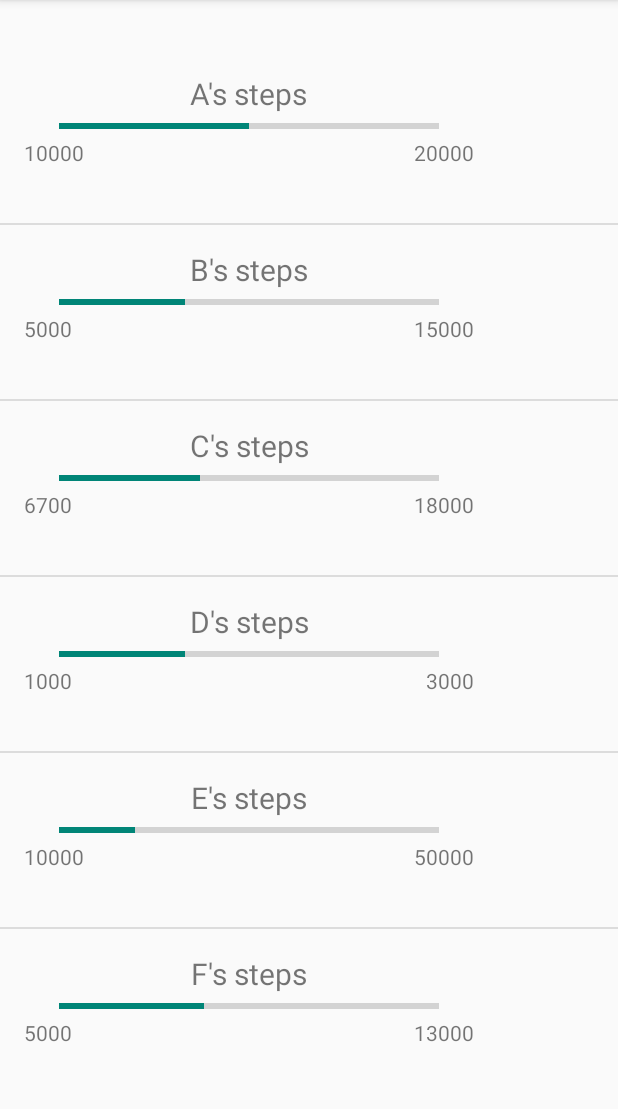
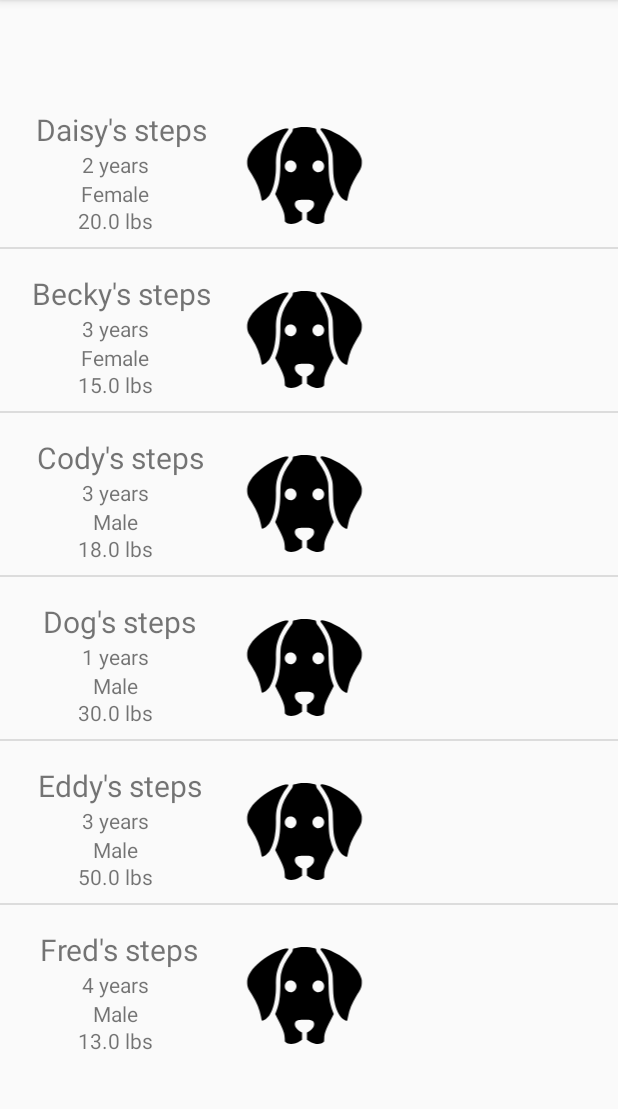
Before and after one commit to Meghankh/DoggoDaycare, an Android app: the fragment TeamFragment placed in its activity, on a phone screen of 412 x 824 dp, the part 84-1193 px from its top. Run offline under Robolectric (Android 15) with nearby library versions, the phone set to English and light mode, and no system bars; 1 statement that could not run was skipped.

Commit message:
Added dog list

```diff
--- a/app/src/main/java/com/doggo/doggydaycare/fragments/TeamFragment.java
+++ b/app/src/main/java/com/doggo/doggydaycare/fragments/TeamFragment.java
@@ -9,11 +9,10 @@ import android.view.View;
 import android.view.ViewGroup;
 import android.widget.ArrayAdapter;
 import android.widget.ListView;
-import android.widget.ProgressBar;
 import android.widget.TextView;
 
 import com.doggo.doggydaycare.R;
-import com.doggo.doggydaycare.data.TeamMember;
+import com.doggo.doggydaycare.data.Dog;
 
 import java.util.ArrayList;
 
@@ -23,7 +22,7 @@ import java.util.ArrayList;
 public class TeamFragment extends Fragment
 {
     public static final String TAG_TEAM_FRAGMENT = "team_fragment";
-    private ArrayList<TeamMember> members;
+    private ArrayList<Dog> members;
     private ListView memberList;
     private TeamMemberArrayAdapter teamMemberListAdapter;
 
@@ -38,10 +37,10 @@ public class TeamFragment extends Fragment
         // Required empty public constructor
     }
 
-    private class TeamMemberArrayAdapter extends ArrayAdapter<TeamMember>
+    private class TeamMemberArrayAdapter extends ArrayAdapter<Dog>
     {
         private final Context context;
-        private final ArrayList<TeamMember> members;
+        private final ArrayList<Dog> members;
         private int id;
 
         public TeamMemberArrayAdapter(Context context, int id , ArrayList members)
@@ -59,16 +58,14 @@ public class TeamFragment extends Fragment
                     .getSystemService(Context.LAYOUT_INFLATER_SERVICE);
             View rowView = inflater.inflate(R.layout.team_member_list_view_layout, parent, false);
             TextView name = (TextView) rowView.findViewById(R.id.name);
-            TextView steps = (TextView) rowView.findViewById(R.id.steps);
-            TextView goal = (TextView) rowView.findViewById(R.id.goal);
-
-            ProgressBar progressBar = (ProgressBar)rowView.findViewById(R.id.progress_goal);
+            TextView age = (TextView) rowView.findViewById(R.id.age);
+            TextView gender = (TextView) rowView.findViewById(R.id.gender);
+            TextView weight = (TextView) rowView.findViewById(R.id.weight);
 
             name.setText(members.get(position).getName()+"'s steps");
-            steps.setText(members.get(position).getSteps()+"");
-            goal.setText(members.get(position).getGoal()+"");
-
-            progressBar.setProgress(Math.round(((float)members.get(position).getSteps()/(float)members.get(position).getGoal())*100));
+            age.setText(members.get(position).getAge()+" years");
+            gender.setText(members.get(position).getGender()+"");
+            weight.setText(members.get(position).getWeight()+" lbs");
 
             return rowView;
         }
@@ -87,14 +84,14 @@ public class TeamFragment extends Fragment
     {
         super.onViewCreated(view, savedInstanceState);
 
-        members = new ArrayList<TeamMember>();
+        members = new ArrayList<Dog>();
 
-        members.add(new TeamMember("A",10000,20000 ));
-        members.add(new TeamMember("B",5000,15000 ));
-        members.add(new TeamMember("C",6700,18000 ));
-        members.add(new TeamMember("D",1000,3000 ));
-        members.add(new TeamMember("E",10000,50000 ));
-        members.add(new TeamMember("F",5000,13000 ));
+        members.add(new Dog("Daisy", 2, 20.0, "Female"));
+        members.add(new Dog("Becky", 3, 15.0, "Female"));
+        members.add(new Dog("Cody", 3, 18.0, "Male"));
+        members.add(new Dog("Dog", 1, 30.0, "Male"));
+        members.add(new Dog("Eddy", 3, 50.0, "Male"));
+        members.add(new Dog("Fred", 4, 13.0, "Male"));
 
         //int temp=0;
         // for(int i=0;i<6;i++){
--- a/app/src/main/res/layout/team_member_list_view_layout.xml
+++ b/app/src/main/res/layout/team_member_list_view_layout.xml
@@ -10,13 +10,13 @@
         android:layout_width="300dp"
         android:layout_height="100dp"
         android:layout_marginStart="16dp"
+        android:layout_marginEnd="8dp"
+        android:layout_marginTop="8dp"
+        app:layout_constraintTop_toTopOf="parent"
+        android:layout_marginLeft="8dp"
         app:layout_constraintLeft_toLeftOf="parent"
-        android:layout_marginLeft="16dp"
-        android:layout_marginEnd="16dp"
-        app:layout_constraintRight_toRightOf="parent"
-        android:layout_marginRight="16dp"
-        android:layout_marginTop="16dp"
-        app:layout_constraintTop_toTopOf="parent">
+        android:layout_marginRight="8dp"
+        app:layout_constraintRight_toRightOf="parent">
 
         <TextView
             android:text="TextView"
@@ -24,34 +24,65 @@
             android:layout_height="wrap_content"
             android:id="@+id/name"
             android:textSize="20sp"
-            app:layout_constraintRight_toRightOf="parent"
             app:layout_constraintLeft_toLeftOf="parent"
-            app:layout_constraintTop_toTopOf="parent" />
-
-        <ProgressBar
-            style="?android:attr/progressBarStyleHorizontal"
-            android:layout_width="253dp"
-            android:layout_height="wrap_content"
-            android:id="@+id/progress_goal"
-            app:layout_constraintLeft_toLeftOf="parent"
-            app:layout_constraintRight_toRightOf="parent"
-            app:layout_constraintTop_toBottomOf="@+id/name" />
+            android:layout_marginLeft="8dp"
+            app:layout_constraintRight_toLeftOf="@+id/teamFragment"
+            android:layout_marginRight="8dp"
+            app:layout_constraintTop_toTopOf="parent"
+            android:layout_marginTop="8dp"
+            app:layout_constraintHorizontal_bias="0.4" />
 
         <TextView
             android:text="TextView"
             android:layout_width="wrap_content"
             android:layout_height="wrap_content"
-            android:id="@+id/steps"
+            android:id="@+id/age"
+            app:layout_constraintTop_toBottomOf="@+id/name"
             app:layout_constraintLeft_toLeftOf="parent"
-            app:layout_constraintTop_toBottomOf="@+id/progress_goal" />
+            android:layout_marginTop="0dp"
+            app:layout_constraintRight_toLeftOf="@+id/teamFragment"
+            android:layout_marginLeft="0dp"
+            android:layout_marginRight="8dp" />
+
+        <TextView
+            android:layout_width="wrap_content"
+            android:layout_height="wrap_content"
+            android:text="TextView"
+            android:id="@+id/gender"
+            app:layout_constraintTop_toBottomOf="@+id/age"
+            app:layout_constraintLeft_toLeftOf="parent"
+            android:layout_marginTop="0dp"
+            app:layout_constraintRight_toLeftOf="@+id/teamFragment"
+            android:layout_marginLeft="0dp"
+            android:layout_marginRight="8dp" />
 
         <TextView
             android:text="TextView"
             android:layout_width="wrap_content"
             android:layout_height="wrap_content"
-            android:id="@+id/goal"
+            android:id="@+id/weight"
+            app:layout_constraintTop_toBottomOf="@+id/gender"
+            app:layout_constraintLeft_toLeftOf="parent"
+            android:layout_marginTop="-1dp"
+            app:layout_constraintRight_toLeftOf="@+id/teamFragment"
+            android:layout_marginLeft="0dp"
+            android:layout_marginRight="8dp" />
+
+        <android.support.v7.widget.AppCompatImageView
+            android:layout_width="115dp"
+            android:layout_height="84dp"
+            app:srcCompat="@drawable/ic_animal_pet_dog_icon_13"
+            android:id="@+id/teamFragment"
+            app:layout_constraintBottom_toBottomOf="parent"
+            app:layout_constraintTop_toTopOf="parent"
+            android:layout_marginRight="8dp"
             app:layout_constraintRight_toRightOf="parent"
-            app:layout_constraintTop_toBottomOf="@+id/progress_goal" />
+            android:layout_marginLeft="8dp"
+            app:layout_constraintLeft_toLeftOf="parent"
+            app:layout_constraintHorizontal_bias="0.721"
+            app:layout_constraintVertical_bias="0.625" />
+
+
 
     </android.support.constraint.ConstraintLayout>
 
```
Also changed, not shown: app/src/main/java/com/doggo/doggydaycare/data/Dog.java (+4 -7 lines), app/src/main/java/com/doggo/doggydaycare/fragments/CalendarFragment.java (deleted, +0 -27 lines), app/src/main/java/com/doggo/doggydaycare/fragments/DogProfileFragment.java (deleted, +0 -27 lines), app/src/main/res/layout/fragment_calendar.xml (deleted, +0 -19 lines), app/src/main/res/layout/fragment_dog_profile.xml (deleted, +0 -91 lines).
